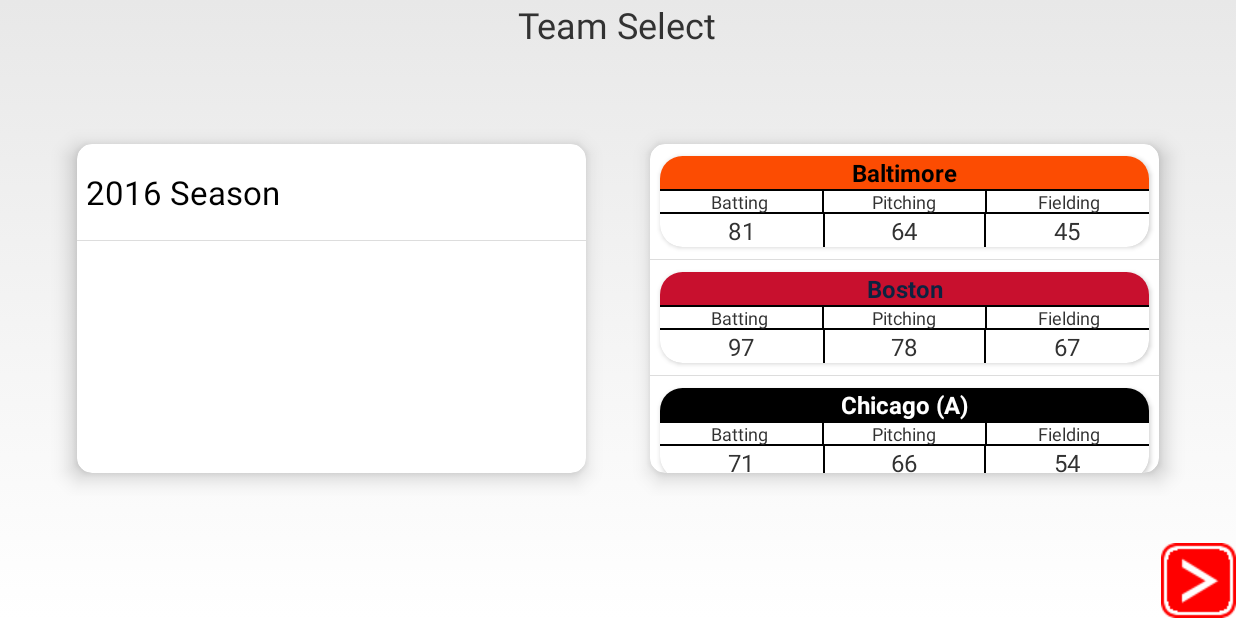
After one commit to rick99gtp/BatterUpBaseball, an Android app: the exhibition_team_select screen opened directly, with no data from a screen before it, on a phone screen of 824 x 412 dp (held sideways). The commit adds this screen. Run offline under Robolectric (Android 15) with nearby library versions, the light colour scheme and no system bars.

Commit message:
Added Exhibition_Team_Select Activity. Simply shows a list of Seasons owned by the user. Then shows the teams associated with that season with correct colors and ratings.

```diff
--- a/app/src/main/AndroidManifest.xml
+++ b/app/src/main/AndroidManifest.xml
@@ -24,6 +24,7 @@
         <activity android:name=".store" android:screenOrientation="landscape"></activity>
         <activity android:name=".new_season" android:screenOrientation="landscape"></activity>
         <activity android:name=".continue_season" android:screenOrientation="landscape"></activity>
+        <activity android:name=".exhibition_team_select" android:screenOrientation="landscape"></activity>
     </application>
 
 </manifest>
--- /dev/null
+++ b/app/src/main/java/com/batterupbaseball/Exhibition_Array_Adapter.java
@@ -0,0 +1,53 @@
+package com.batterupbaseball;
+
+import java.util.ArrayList;
+
+import android.content.Context;
+import android.view.LayoutInflater;
+import android.view.View;
+import android.view.ViewGroup;
+import android.view.animation.LinearInterpolator;
+import android.widget.ArrayAdapter;
+import android.widget.LinearLayout;
+import android.widget.TextView;
+
+public class Exhibition_Array_Adapter extends ArrayAdapter<teams>{
+
+    private final Context context;
+    private final ArrayList<teams> teamsArrayList;
+
+    public Exhibition_Array_Adapter(Context context, ArrayList<teams> teamsArrayList) {
+        super(context, R.layout.exhibition_team_select_row, teamsArrayList);
+
+        this.context = context;
+        this.teamsArrayList = teamsArrayList;
+    }
+
+    @Override
+    public View getView(int position, View convertView, ViewGroup parent) {
+
+        // 1. Create inflater
+        LayoutInflater inflater = (LayoutInflater) context.getSystemService(Context.LAYOUT_INFLATER_SERVICE);
+
+        // 2. Get rowView from inflater
+        View rowView = inflater.inflate(R.layout.exhibition_team_select_row, parent, false);
+
+        // 3. Get the two text view from the rowView
+        TextView tvTeamName = (TextView) rowView.findViewById(R.id.tvTeamName);
+        TextView tvBattingRating = (TextView) rowView.findViewById(R.id.tvBattingRating);
+        TextView tvPitchingRating = (TextView) rowView.findViewById(R.id.tvPitchingRating);
+        TextView tvFieldingRating = (TextView) rowView.findViewById(R.id.tvFieldingRating);
+
+        // 4. Set the text for textView
+        tvTeamName.setText(teamsArrayList.get(position).getTeamName());
+        tvBattingRating.setText(Integer.toString(teamsArrayList.get(position).getBattingRating()));
+        tvPitchingRating.setText(Integer.toString(teamsArrayList.get(position).getPitchingRating()));
+        tvFieldingRating.setText(Integer.toString(teamsArrayList.get(position).getFieldingRating()));
+
+        tvTeamName.setBackgroundColor(teamsArrayList.get(position).getTeamColor1());
+        tvTeamName.setTextColor(teamsArrayList.get(position).getTeamColor2());
+
+        // 5. return rowView
+        return rowView;
+    }
+}
--- a/app/src/main/java/com/batterupbaseball/exhibition.java
+++ b/app/src/main/java/com/batterupbaseball/exhibition.java
@@ -1,6 +1,7 @@
 package com.batterupbaseball;
 
 import android.app.Activity;
+import android.content.Intent;
 import android.database.Cursor;
 import android.database.sqlite.SQLiteDatabase;
 import android.graphics.Color;
@@ -39,6 +40,26 @@
         // get team names
         getVisitorTeamInfo();
         getHomeTeamInfo();
+
+        TextView tvVisitorTeamName = (TextView) findViewById(R.id.tvVisitorTeamName);
+        tvVisitorTeamName.setOnClickListener(new View.OnClickListener() {
+            @Override
+            public void onClick(View v) {
+                // load Exhibition Team Select
+                Intent intent = new Intent(exhibition.this, exhibition_team_select.class);
+                startActivity(intent);
+            }
+        });
+
+        TextView tvHomeTeamName = (TextView) findViewById(R.id.tvHomeTeamName);
+        tvHomeTeamName.setOnClickListener(new View.OnClickListener() {
+            @Override
+            public void onClick(View v) {
+                // load Exhibition Team Select
+                Intent intent = new Intent(exhibition.this, exhibition_team_select.class);
+                startActivity(intent);
+            }
+        });
     }
 
     private void getHomeTeamInfo() {
--- /dev/null
+++ b/app/src/main/java/com/batterupbaseball/exhibition_team_select.java
@@ -0,0 +1,106 @@
+package com.batterupbaseball;
+
+import android.app.Activity;
+import android.app.ListActivity;
+import android.database.Cursor;
+import android.database.sqlite.SQLiteDatabase;
+import android.graphics.Color;
+import android.os.Bundle;
+import android.util.Log;
+import android.widget.ArrayAdapter;
+import android.widget.ListView;
+
+import java.util.ArrayList;
+
+public class exhibition_team_select extends Activity {
+    ListView lvSeasons;
+    ListView lvTeams;
+    ArrayList<String> sSeason = new ArrayList<String>();
+    public String TAG = "com.batterupbaseball";
+    String SeasonSelected = "players_2016.db";
+
+    @Override
+    protected void onCreate(Bundle savedInstanceState) {
+        super.onCreate(savedInstanceState);
+        setContentView(R.layout.exhibition_team_select);
+
+        getSeasons();
+
+        lvSeasons = (ListView) findViewById(R.id.lvSeasons);
+
+        ArrayAdapter<String> adapter = new ArrayAdapter<String>(this, android.R.layout.simple_list_item_1, android.R.id.text1, sSeason);
+
+        lvSeasons.setAdapter(adapter);
+
+        // 1. pass context and data to the custom adapter
+        Exhibition_Array_Adapter teamAdapter = new Exhibition_Array_Adapter(this, generateData());
+
+        //2. setListAdapter
+        ListView lvTeams = (ListView) findViewById(R.id.lvTeams);
+        lvTeams.setAdapter(teamAdapter);
+    }
+
+    private ArrayList<teams> generateData(){
+        ArrayList<teams> teamsArray = new ArrayList<teams>();
+        int teamCount = 0;
+        String teamname = "";
+        int battingrating = 0;
+        int pitchingrating = 0;
+        int fieldingrating = 0;
+        int teamColor1 = 0;
+        int teamColor2 = 0;
+
+        SQLiteDatabase myDB = openOrCreateDatabase(SeasonSelected, MODE_PRIVATE, null);
+
+        Cursor cTeams = myDB.query("teams", null, null, null, null, null, null);
+
+        while (cTeams.moveToNext()) {
+            int col = cTeams.getColumnIndex("team_name");
+            teamname = cTeams.getString(col);
+            col = cTeams.getColumnIndex("batting_rating");
+            battingrating = cTeams.getInt(col);
+            col = cTeams.getColumnIndex("pitching_rating");
+            pitchingrating = cTeams.getInt(col);
+            col = cTeams.getColumnIndex("fielding_rating");
+            fieldingrating = cTeams.getInt(col);
+            col = cTeams.getColumnIndex("primary_color");
+            teamColor1 = Color.parseColor(cTeams.getString(col));
+            col = cTeams.getColumnIndex("secondary_color");
+            teamColor2 = Color.parseColor(cTeams.getString(col));
+
+            teamsArray.add(new teams(teamname, battingrating, pitchingrating, fieldingrating, teamColor1, teamColor2));
+            // increment counter
+            teamCount++;
+        }
+
+        cTeams.close();
+
+        myDB.close();
+        //teams.add(new teams("Item 1","First Item on the list"));
+        //teams.add(new teams("Item 2","Second Item on the list"));
+        //teams.add(new teams("Item 3","Third Item on the list"));
+
+        return teamsArray;
+    }
+
+    private void getSeasons() {
+        boolean done = false;
+        int seasonCount = 0;
+
+        SQLiteDatabase myDB = openOrCreateDatabase("seasons_owned.db", MODE_PRIVATE, null);
+
+        Cursor cSeasons = myDB.query("seasons", null, null, null, null, null, null);
+
+        while (cSeasons.moveToNext()) {
+            int colTeamName = cSeasons.getColumnIndex("season_name");
+            String thisTeamName = cSeasons.getString(colTeamName);
+            sSeason.add(seasonCount, thisTeamName);
+            // increment counter
+            cSeasons.moveToNext();
+        }
+
+        cSeasons.close();
+
+        myDB.close();
+    }
+}
--- /dev/null
+++ b/app/src/main/java/com/batterupbaseball/teams.java
@@ -0,0 +1,69 @@
+package com.batterupbaseball;
+
+public class teams {
+
+    private String TeamName;
+    private int battingRating;
+    private int pitchingRating;
+    private int fieldingRating;
+    private int teamColor1;
+    private int teamColor2;
+
+    public teams(String TeamName, int battingRating, int pitchingRating, int fieldingRating, int teamColor1, int teamColor2) {
+        super();
+        this.battingRating = battingRating;
+        this.TeamName = TeamName;
+        this.pitchingRating = pitchingRating;
+        this.fieldingRating = fieldingRating;
+        this.teamColor1 = teamColor1;
+        this.teamColor2 = teamColor2;
+    }
+    // getters and setters...
+    public int getBattingRating() {
+        return this.battingRating;
+    }
+
+    public int getPitchingRating() {
+        return this.pitchingRating;
+    }
+
+    public int getFieldingRating() {
+        return this.fieldingRating;
+    }
+
+    public String getTeamName() {
+        return this.TeamName;
+    }
+
+    public int getTeamColor1() {
+        return this.teamColor1;
+    }
+
+    public int getTeamColor2() {
+        return this.teamColor2;
+    }
+
+    public void setTeamName(String teamName) {
+        this.TeamName = teamName;
+    }
+
+    public void setBattingRating(int battingRating) {
+        this.battingRating = battingRating;
+    }
+
+    public void setPitchingRating(int pitchingRating) {
+        this.pitchingRating = pitchingRating;
+    }
+
+    public void setFieldingRating(int fieldingRating) {
+        this.fieldingRating = fieldingRating;
+    }
+
+    public void setTeamColor1(int teamColor1) {
+        this.teamColor1 = teamColor1;
+    }
+
+    public void setTeamColor2(int teamColor2) {
+        this.teamColor2 = teamColor2;
+    }
+}
--- /dev/null
+++ b/app/src/main/res/drawable/basic_outline.xml
@@ -0,0 +1,18 @@
+<?xml version="1.0" encoding="utf-8"?>
+<layer-list xmlns:android="http://schemas.android.com/apk/res/android" >
+
+    <item>
+        <inset xmlns:android="http://schemas.android.com/apk/res/android"
+            android:insetTop="-2dp"
+            android:insetBottom="-2dp"
+            >
+            <shape xmlns:android="http://schemas.android.com/apk/res/android"
+                android:shape="rectangle">
+                <stroke
+                    android:width="1dp"
+                    android:color="@android:color/background_dark"/>
+            </shape>
+        </inset>
+    </item>
+
+</layer-list>
--- /dev/null
+++ b/app/src/main/res/drawable/outline_left.xml
@@ -0,0 +1,18 @@
+<?xml version="1.0" encoding="utf-8"?>
+<layer-list xmlns:android="http://schemas.android.com/apk/res/android" >
+
+    <item>
+        <inset xmlns:android="http://schemas.android.com/apk/res/android"
+            android:insetLeft="-2dp"
+            android:insetRight="-2dp"
+            >
+            <shape xmlns:android="http://schemas.android.com/apk/res/android"
+                android:shape="rectangle">
+                <stroke
+                    android:width="1dp"
+                    android:color="@android:color/background_dark"/>
+            </shape>
+        </inset>
+    </item>
+
+</layer-list>
--- /dev/null
+++ b/app/src/main/res/layout/custom_season_row.xml
@@ -0,0 +1,24 @@
+<?xml version="1.0" encoding="utf-8"?>
+<RelativeLayout xmlns:android="http://schemas.android.com/apk/res/android"
+    android:layout_width="match_parent"
+    android:layout_height="match_parent"
+    xmlns:card_view="http://schemas.android.com/apk/res-auto"
+    xmlns:tools="http://schemas.android.com/tools">
+
+    <android.support.v7.widget.CardView
+        android:id="@+id/cvSeason"
+        card_view:cardUseCompatPadding="true"
+        android:layout_width="match_parent"
+        android:layout_height="match_parent"
+        card_view:cardElevation="4dp"
+        card_view:cardCornerRadius="15dp">
+
+        <TextView
+            tools:text="SEASON NAME"
+            android:textSize="24sp"
+            android:gravity="center"
+            android:id="@+id/tvSeason"
+            android:layout_width="match_parent"
+            android:layout_height="match_parent" />
+    </android.support.v7.widget.CardView>
+</RelativeLayout>
--- /dev/null
+++ b/app/src/main/res/layout/exhibition_team_select.xml
@@ -0,0 +1,69 @@
+<?xml version="1.0" encoding="utf-8"?>
+<RelativeLayout xmlns:android="http://schemas.android.com/apk/res/android"
+    xmlns:tools="http://schemas.android.com/tools"
+    android:layout_width="match_parent"
+    android:layout_height="match_parent"
+    xmlns:card_view="http://schemas.android.com/apk/res-auto">
+
+    <TextView
+        android:layout_width="wrap_content"
+        android:layout_height="wrap_content"
+        android:layout_centerHorizontal="true"
+        android:text="@string/team_select"
+        android:textSize="24sp" />
+
+    <ImageView
+        android:layout_alignParentBottom="true"
+        android:layout_alignParentEnd="true"
+        android:id="@+id/ivOK"
+        android:src="@drawable/right_arrow"
+        android:layout_width="wrap_content"
+        android:layout_height="wrap_content"
+        tools:ignore="ContentDescription" />
+
+    <LinearLayout
+        android:weightSum="2"
+        android:orientation="horizontal"
+        android:layout_width="match_parent"
+        android:layout_height="wrap_content"
+        android:layout_centerVertical="true"
+        android:layout_alignParentStart="true">
+
+        <android.support.v7.widget.CardView
+            card_view:cardUseCompatPadding="true"
+            android:id="@+id/cvVisitor"
+            android:layout_weight="1"
+            android:layout_marginStart="40dp"
+            android:layout_marginEnd="10dp"
+            android:layout_width="200dp"
+            android:layout_height="250dp"
+            card_view:cardElevation="8dp"
+            card_view:cardCornerRadius="10dp">
+
+            <ListView
+                android:id="@+id/lvSeasons"
+                android:layout_width="match_parent"
+                android:layout_height="match_parent">
+            </ListView>
+        </android.support.v7.widget.CardView>
+
+        <android.support.v7.widget.CardView
+            card_view:cardUseCompatPadding="true"
+            android:layout_marginStart="10dp"
+            android:layout_marginEnd="40dp"
+            android:id="@+id/cvHome"
+            android:layout_weight="1"
+            android:layout_width="200dp"
+            android:layout_height="250dp"
+            card_view:cardElevation="8dp"
+            card_view:cardCornerRadius="10dp">
+            <ListView
+                android:id="@+id/lvTeams"
+                android:layout_width="match_parent"
+                android:layout_height="match_parent">
+            </ListView>
+        </android.support.v7.widget.CardView>
+
+    </LinearLayout>
+
+</RelativeLayout>
--- /dev/null
+++ b/app/src/main/res/layout/exhibition_team_select_row.xml
@@ -0,0 +1,106 @@
+<?xml version="1.0" encoding="utf-8"?>
+<RelativeLayout xmlns:android="http://schemas.android.com/apk/res/android"
+    android:layout_width="match_parent"
+    android:layout_height="match_parent"
+    xmlns:card_view="http://schemas.android.com/apk/res-auto"
+    xmlns:tools="http://schemas.android.com/tools">
+
+    <android.support.v7.widget.CardView
+        card_view:cardUseCompatPadding="true"
+        android:id="@+id/lvTeam"
+        android:layout_width="match_parent"
+        android:layout_height="match_parent"
+        card_view:cardElevation="2dp"
+        card_view:cardCornerRadius="15dp">
+
+        <LinearLayout
+            android:weightSum="11"
+            android:orientation="vertical"
+            android:layout_width="match_parent"
+            android:layout_height="match_parent">
+
+            <TextView
+                android:layout_weight="4"
+                android:id="@+id/tvTeamName"
+                android:textStyle="bold"
+                android:textSize="16sp"
+                android:gravity="center"
+                tools:text="TEAMNAME"
+                android:layout_width="match_parent"
+                android:layout_height="0dp" />
+
+            <LinearLayout
+                android:background="@drawable/outline_left"
+                android:orientation="horizontal"
+                android:layout_weight="3"
+                android:layout_width="match_parent"
+                android:layout_height="0dp"
+                android:weightSum="3">
+
+                <TextView
+                    android:textSize="12sp"
+                    android:gravity="center"
+                    android:text="@string/exhibition_batting"
+                    android:layout_weight="1"
+                    android:layout_width="0dp"
+                    android:layout_height="match_parent" />
+
+                <TextView
+                    android:background="@drawable/basic_outline"
+                    android:textSize="12sp"
+                    android:gravity="center"
+                    android:text="@string/exhibition_pitching"
+                    android:layout_weight="1"
+                    android:layout_width="0dp"
+                    android:layout_height="match_parent" />
+
+                <TextView
+                    android:textSize="12sp"
+                    android:gravity="center"
+                    android:text="@string/exhibition_fielding"
+                    android:layout_weight="1"
+                    android:layout_width="0dp"
+                    android:layout_height="match_parent" />
+            </LinearLayout>
+
+            <LinearLayout
+                android:orientation="horizontal"
+                android:layout_weight="4"
+                android:layout_width="match_parent"
+                android:layout_height="0dp"
+                android:weightSum="3">
+
+                <TextView
+                    android:id="@+id/tvBattingRating"
+                    android:textSize="16sp"
+                    android:gravity="center"
+                    tools:text="99"
+                    android:layout_weight="1"
+                    android:layout_width="0dp"
+                    android:layout_height="match_parent" />
+
+                <TextView
+                    android:background="@drawable/basic_outline"
+                    android:id="@+id/tvPitchingRating"
+                    tools:text="99"
+                    android:textSize="16sp"
+                    android:gravity="center"
+                    android:text="@string/exhibition_pitching"
+                    android:layout_weight="1"
+                    android:layout_width="0dp"
+                    android:layout_height="match_parent" />
+
+                <TextView
+                    android:id="@+id/tvFieldingRating"
+                    tools:text="99"
+                    android:textSize="16sp"
+                    android:gravity="center"
+                    android:text="@string/exhibition_fielding"
+                    android:layout_weight="1"
+                    android:layout_width="0dp"
+                    android:layout_height="match_parent" />
+            </LinearLayout>
+        </LinearLayout>
+        </android.support.v7.widget.CardView>
+
+</RelativeLayout>
--- a/app/src/main/res/values/strings.xml
+++ b/app/src/main/res/values/strings.xml
@@ -16,4 +16,6 @@
     <string name="exhibition_fielding">Fielding</string>
     <string name="exhibition_game">Exhibition Game</string>
     <string name="exhibition_year">Year</string>
+    <string name="team_select">Team Select</string>
+    <string name="teams">Teams</string>
 </resources>
```
Also changed, not shown: app/src/main/assets/players_2016.db, app/src/main/assets/seasons_owned.db.
